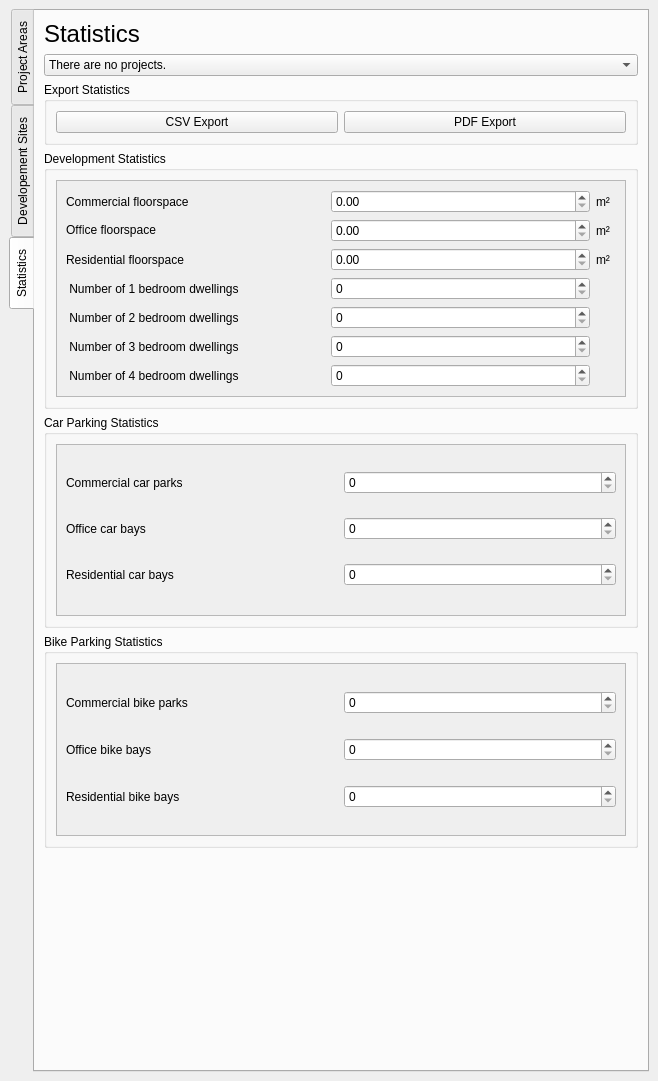
Old version of the form qcity/ui/dockwidget_main.ui in the repository north-road/QCity.
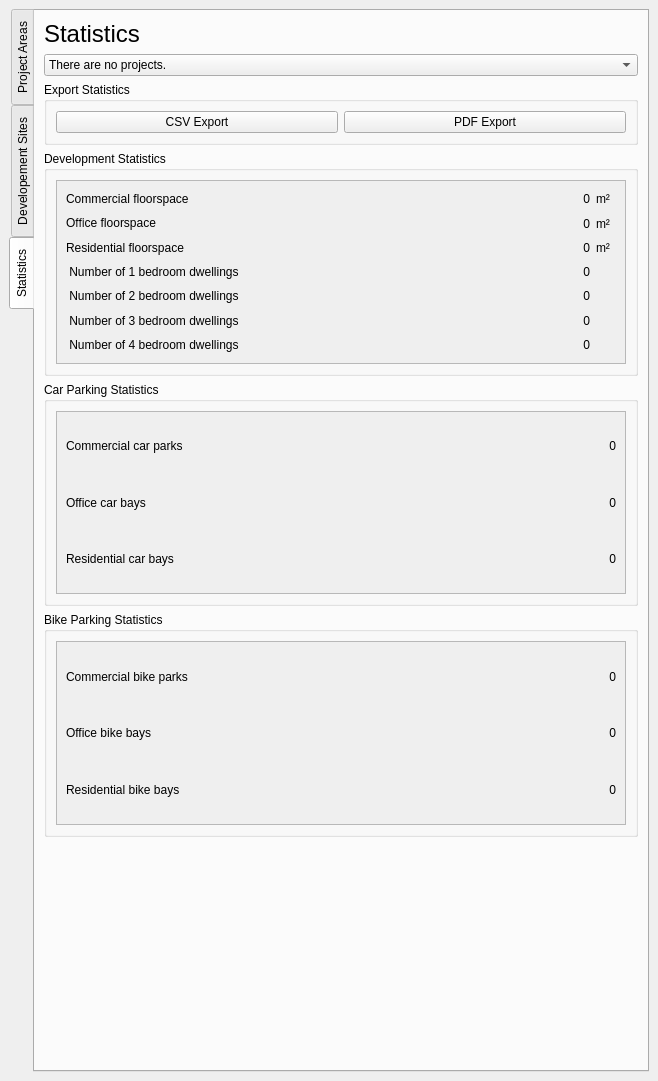
New version of the form. The open tabs and pages were chosen to show the change. Custom widgets are drawn as their Qt base class.

Commit message: Add funtionality for statistics tab

```diff
--- a/qcity/ui/dockwidget_main.ui
+++ b/qcity/ui/dockwidget_main.ui
@@ -708,7 +708,7 @@
                  <rect>
                   <x>0</x>
                   <y>0</y>
-                  <width>336</width>
+                  <width>548</width>
                   <height>113</height>
                  </rect>
                 </property>
@@ -808,7 +808,7 @@
                  <rect>
                   <x>0</x>
                   <y>0</y>
-                  <width>336</width>
+                  <width>548</width>
                   <height>111</height>
                  </rect>
                 </property>
@@ -868,8 +868,8 @@
                 <property name="geometry">
                  <rect>
                   <x>0</x>
-                  <y>0</y>
-                  <width>336</width>
+                  <y>-43</y>
+                  <width>548</width>
                   <height>111</height>
                  </rect>
                 </property>
@@ -940,8 +940,8 @@
                 <property name="geometry">
                  <rect>
                   <x>0</x>
-                  <y>0</y>
-                  <width>348</width>
+                  <y>-120</y>
+                  <width>548</width>
                   <height>243</height>
                  </rect>
                 </property>
@@ -1152,7 +1152,7 @@
                  <rect>
                   <x>0</x>
                   <y>0</y>
-                  <width>350</width>
+                  <width>562</width>
                   <height>68</height>
                  </rect>
                 </property>
@@ -1185,7 +1185,7 @@
         </item>
        </layout>
       </widget>
-      <widget class="QWidget" name="tab">
+      <widget class="QWidget" name="tab_statistics">
        <attribute name="title">
         <string>Statistics</string>
        </attribute>
@@ -1246,45 +1246,31 @@
                  <rect>
                   <x>0</x>
                   <y>0</y>
-                  <width>350</width>
-                  <height>243</height>
+                  <width>562</width>
+                  <height>183</height>
                  </rect>
                 </property>
                 <layout class="QGridLayout" name="gridLayout_18">
-                 <item row="2" column="0">
-                  <widget class="QLabel" name="label_36">
-                   <property name="text">
-                    <string>Residential ﬂoorspace</string>
-                   </property>
-                  </widget>
-                 </item>
-                 <item row="4" column="1">
-                  <widget class="QSpinBox" name="spinBox_statistics_dev_stats_2_bedroom_dwellings"/>
-                 </item>
                  <item row="6" column="1">
-                  <widget class="QSpinBox" name="spinBox_statistics_dev_stats_4_bedroom_dwellings"/>
-                 </item>
-                 <item row="6" column="0">
-                  <widget class="QLabel" name="label_40">
+                  <widget class="QLabel" name="label_statistics_dev_stats_4_bedroom_dwellings">
                    <property name="text">
-                    <string> Number of 4 bedroom dwellings</string>
+                    <string>0</string>
                    </property>
-                  </widget>
-                 </item>
-                 <item row="0" column="0">
-                  <widget class="QLabel" name="label_34">
-                   <property name="text">
-                    <string>Commercial ﬂoorspace</string>
+                   <property name="alignment">
+                    <set>Qt::AlignRight|Qt::AlignTrailing|Qt::AlignVCenter</set>
                    </property>
                   </widget>
                  </item>
-                 <item row="3" column="1">
-                  <widget class="QSpinBox" name="spinBox_statistics_dev_stats_1_bedroom_dwellings"/>
-                 </item>
-                 <item row="1" column="0">
-                  <widget class="QLabel" name="label_35">
+                 <item row="1" column="2">
+                  <widget class="QLabel" name="label_48">
+                   <property name="maximumSize">
+                    <size>
+                     <width>20</width>
+                     <height>16777215</height>
+                    </size>
+                   </property>
                    <property name="text">
-                    <string>Oﬃce ﬂoorspace</string>
+                    <string>m²</string>
                    </property>
                   </widget>
                  </item>
@@ -1295,8 +1281,15 @@
                    </property>
                   </widget>
                  </item>
-                 <item row="5" column="1">
-                  <widget class="QSpinBox" name="spinBox_statistics_dev_stats_3_bedroom_dwellings"/>
+                 <item row="2" column="1">
+                  <widget class="QLabel" name="label_statistics_dev_stats_residential_floorspace">
+                   <property name="text">
+                    <string>0</string>
+                   </property>
+                   <property name="alignment">
+                    <set>Qt::AlignRight|Qt::AlignTrailing|Qt::AlignVCenter</set>
+                   </property>
+                  </widget>
                  </item>
                  <item row="3" column="0">
                   <widget class="QLabel" name="label_37">
@@ -1305,10 +1298,20 @@
                    </property>
                   </widget>
                  </item>
-                 <item row="5" column="0">
-                  <widget class="QLabel" name="label_39">
+                 <item row="2" column="0">
+                  <widget class="QLabel" name="label_36">
                    <property name="text">
-                    <string> Number of 3 bedroom dwellings</string>
+                    <string>Residential ﬂoorspace</string>
+                   </property>
+                  </widget>
+                 </item>
+                 <item row="0" column="1">
+                  <widget class="QLabel" name="label_statistics_dev_stats_commercial_floorspace">
+                   <property name="text">
+                    <string>0</string>
+                   </property>
+                   <property name="alignment">
+                    <set>Qt::AlignRight|Qt::AlignTrailing|Qt::AlignVCenter</set>
                    </property>
                   </widget>
                  </item>
@@ -1325,16 +1328,13 @@
                    </property>
                   </widget>
                  </item>
-                 <item row="1" column="2">
-                  <widget class="QLabel" name="label_48">
-                   <property name="maximumSize">
-                    <size>
-                     <width>20</width>
-                     <height>16777215</height>
-                    </size>
-                   </property>
+                 <item row="3" column="1">
+                  <widget class="QLabel" name="label_statistics_dev_stats_1_bedroom_dwellings">
                    <property name="text">
-                    <string>m²</string>
+                    <string>0</string>
+                   </property>
+                   <property name="alignment">
+                    <set>Qt::AlignRight|Qt::AlignTrailing|Qt::AlignVCenter</set>
                    </property>
                   </widget>
                  </item>
@@ -1351,14 +1351,63 @@
                    </property>
                   </widget>
                  </item>
-                 <item row="2" column="1">
-                  <widget class="QDoubleSpinBox" name="doubleSpinBox_statistics_dev_stats_residential_floorspace"/>
+                 <item row="5" column="1">
+                  <widget class="QLabel" name="label_statistics_dev_stats_3_bedroom_dwellings">
+                   <property name="text">
+                    <string>0</string>
+                   </property>
+                   <property name="alignment">
+                    <set>Qt::AlignRight|Qt::AlignTrailing|Qt::AlignVCenter</set>
+                   </property>
+                  </widget>
+                 </item>
+                 <item row="1" column="0">
+                  <widget class="QLabel" name="label_35">
+                   <property name="text">
+                    <string>Oﬃce ﬂoorspace</string>
+                   </property>
+                  </widget>
+                 </item>
+                 <item row="5" column="0">
+                  <widget class="QLabel" name="label_39">
+                   <property name="text">
+                    <string> Number of 3 bedroom dwellings</string>
+                   </property>
+                  </widget>
                  </item>
                  <item row="1" column="1">
-                  <widget class="QDoubleSpinBox" name="doubleSpinBox_statistics_dev_stats_office_floorspace"/>
+                  <widget class="QLabel" name="label_statistics_dev_stats_office_floorspace">
+                   <property name="text">
+                    <string>0</string>
+                   </property>
+                   <property name="alignment">
+                    <set>Qt::AlignRight|Qt::AlignTrailing|Qt::AlignVCenter</set>
+                   </property>
+                  </widget>
                  </item>
-                 <item row="0" column="1">
-                  <widget class="QDoubleSpinBox" name="doubleSpinBox_statistics_dev_stats_commercial_floorspace"/>
+                 <item row="6" column="0">
+                  <widget class="QLabel" name="label_40">
+                   <property name="text">
+                    <string> Number of 4 bedroom dwellings</string>
+                   </property>
+                  </widget>
+                 </item>
+                 <item row="0" column="0">
+                  <widget class="QLabel" name="label_34">
+                   <property name="text">
+                    <string>Commercial ﬂoorspace</string>
+                   </property>
+                  </widget>
+                 </item>
+                 <item row="4" column="1">
+                  <widget class="QLabel" name="label_statistics_dev_stats_2_bedroom_dwellings">
+                   <property name="text">
+                    <string>0</string>
+                   </property>
+                   <property name="alignment">
+                    <set>Qt::AlignRight|Qt::AlignTrailing|Qt::AlignVCenter</set>
+                   </property>
+                  </widget>
                  </item>
                 </layout>
                </widget>
@@ -1386,25 +1435,18 @@
                  <rect>
                   <x>0</x>
                   <y>0</y>
-                  <width>350</width>
-                  <height>142</height>
+                  <width>562</width>
+                  <height>162</height>
                  </rect>
                 </property>
                 <layout class="QGridLayout" name="gridLayout_20">
-                 <item row="1" column="2">
-                  <widget class="QLabel" name="label_42">
+                 <item row="0" column="3">
+                  <widget class="QLabel" name="label_statistics_car_parking_stats_commercial_car_parks">
                    <property name="text">
-                    <string>Office car bays</string>
+                    <string>0</string>
                    </property>
-                  </widget>
-                 </item>
-                 <item row="1" column="3">
-                  <widget class="QSpinBox" name="spinBox_statistics_car_parking_stats_office_car_bays"/>
-                 </item>
-                 <item row="2" column="2">
-                  <widget class="QLabel" name="label_43">
-                   <property name="text">
-                    <string>Residential car bays</string>
+                   <property name="alignment">
+                    <set>Qt::AlignRight|Qt::AlignTrailing|Qt::AlignVCenter</set>
                    </property>
                   </widget>
                  </item>
@@ -1415,11 +1457,39 @@
                    </property>
                   </widget>
                  </item>
+                 <item row="2" column="2">
+                  <widget class="QLabel" name="label_43">
+                   <property name="text">
+                    <string>Residential car bays</string>
+                   </property>
+                  </widget>
+                 </item>
+                 <item row="1" column="3">
+                  <widget class="QLabel" name="label_statistics_car_parking_stats_office_car_bays">
+                   <property name="text">
+                    <string>0</string>
+                   </property>
+                   <property name="alignment">
+                    <set>Qt::AlignRight|Qt::AlignTrailing|Qt::AlignVCenter</set>
+                   </property>
+                  </widget>
+                 </item>
                  <item row="2" column="3">
-                  <widget class="QSpinBox" name="spinBox_statistics_car_parking_stats_residential_car_bays"/>
+                  <widget class="QLabel" name="label_statistics_car_parking_stats_residential_car_bays">
+                   <property name="text">
+                    <string>0</string>
+                   </property>
+                   <property name="alignment">
+                    <set>Qt::AlignRight|Qt::AlignTrailing|Qt::AlignVCenter</set>
+                   </property>
+                  </widget>
                  </item>
-                 <item row="0" column="3">
-                  <widget class="QSpinBox" name="spinBox_statistics_car_parking_stats_commercial_car_parks"/>
+                 <item row="1" column="2">
+                  <widget class="QLabel" name="label_42">
+                   <property name="text">
+                    <string>Office car bays</string>
+                   </property>
+                  </widget>
                  </item>
                 </layout>
                </widget>
@@ -1460,24 +1530,21 @@
                  <rect>
                   <x>0</x>
                   <y>0</y>
-                  <width>350</width>
-                  <height>142</height>
+                  <width>562</width>
+                  <height>162</height>
                  </rect>
                 </property>
                 <layout class="QGridLayout" name="gridLayout_21">
-                 <item row="2" column="0">
-                  <widget class="QLabel" name="label_44">
+                 <item row="2" column="1">
+                  <widget class="QLabel" name="label_statistics_bike_parking_stats_office_bike_bays">
                    <property name="text">
-                    <string>Office bike bays</string>
+                    <string>0</string>
+                   </property>
+                   <property name="alignment">
+                    <set>Qt::AlignRight|Qt::AlignTrailing|Qt::AlignVCenter</set>
                    </property>
                   </widget>
                  </item>
-                 <item row="2" column="1">
-                  <widget class="QSpinBox" name="spinBox_statistics_bike_parking_stats_office_bike_bays"/>
-                 </item>
-                 <item row="3" column="1">
-                  <widget class="QSpinBox" name="spinBox_statistics_bike_parking_stats_residential_bike_bays"/>
-                 </item>
                  <item row="3" column="0">
                   <widget class="QLabel" name="label_46">
                    <property name="text">
@@ -1492,8 +1559,32 @@
                    </property>
                   </widget>
                  </item>
+                 <item row="3" column="1">
+                  <widget class="QLabel" name="label_statistics_bike_parking_stats_residential_bike_bays">
+                   <property name="text">
+                    <string>0</string>
+                   </property>
+                   <property name="alignment">
+                    <set>Qt::AlignRight|Qt::AlignTrailing|Qt::AlignVCenter</set>
+                   </property>
+                  </widget>
+                 </item>
+                 <item row="2" column="0">
+                  <widget class="QLabel" name="label_44">
+                   <property name="text">
+                    <string>Office bike bays</string>
+                   </property>
+                  </widget>
+                 </item>
                  <item row="0" column="1">
-                  <widget class="QSpinBox" name="spinBox_statistics_bike_parking_stats_commercial_bike_parks"/>
+                  <widget class="QLabel" name="label_statistics_bike_parking_stats_commercial_bike_parks">
+                   <property name="text">
+                    <string>0</string>
+                   </property>
+                   <property name="alignment">
+                    <set>Qt::AlignRight|Qt::AlignTrailing|Qt::AlignVCenter</set>
+                   </property>
+                  </widget>
                  </item>
                 </layout>
                </widget>
```
The commit also changes 2 other files.
